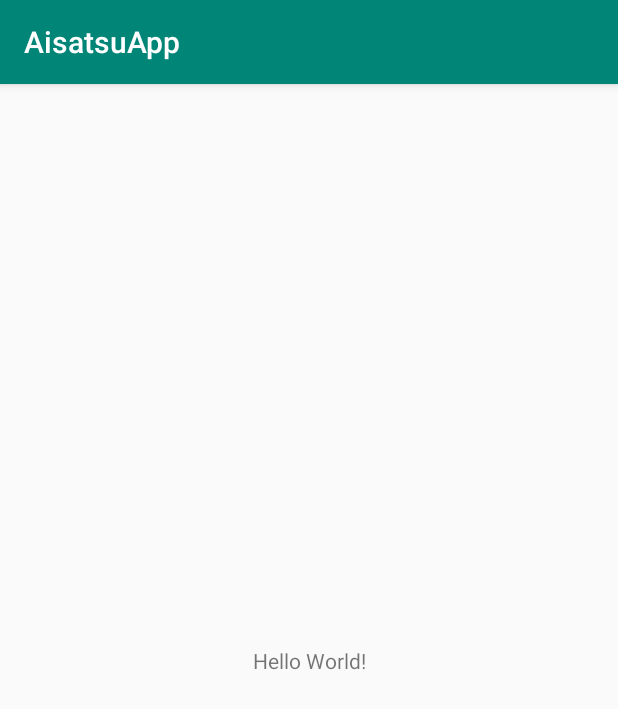
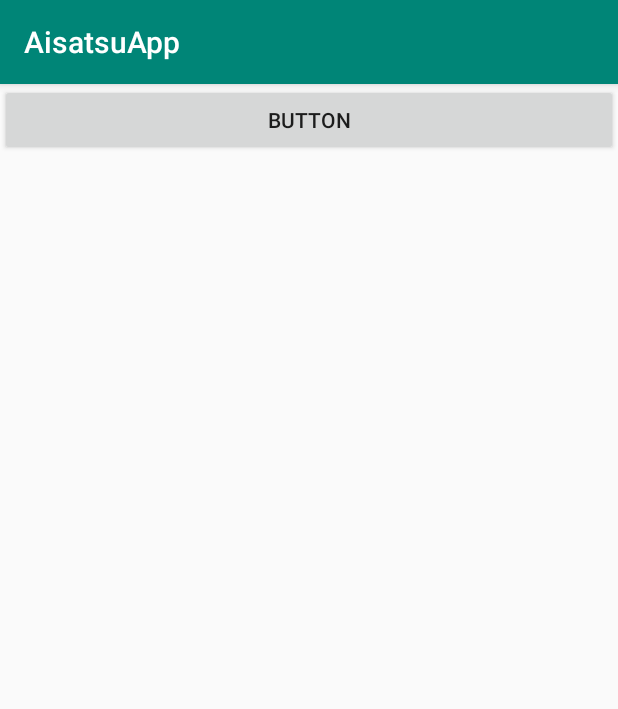
Before and after one commit to Jihyun96/AisatsuApp, an Android app: the screen it shows after launch (MainActivity), on a phone screen of 412 x 824 dp. Shown: the top 709 px of the screen. Run offline under Robolectric (Android 15) with nearby library versions, the phone set to English and light mode, and no system bars; libraries missing offline, so code that uses them is left out: jp.techacademy.jihyun.

Commit message:
挨拶アプリ

```diff
--- a/app/src/main/res/layout/activity_main.xml
+++ b/app/src/main/res/layout/activity_main.xml
@@ -1,19 +1,18 @@
 <?xml version="1.0" encoding="utf-8"?>
-<android.support.constraint.ConstraintLayout
+<LinearLayout
         xmlns:android="http://schemas.android.com/apk/res/android"
-        xmlns:tools="http://schemas.android.com/tools"
-        xmlns:app="http://schemas.android.com/apk/res-auto"
         android:layout_width="match_parent"
         android:layout_height="match_parent"
-        tools:context=".MainActivity">
+        android:orientation="vertical">
 
+    <Button
+            android:layout_width="match_parent"
+            android:layout_height="wrap_content"
+            android:text="BUTTON"
+            android:id = "@+id/button1"/>
     <TextView
             android:layout_width="wrap_content"
             android:layout_height="wrap_content"
-            android:text="Hello World!"
-            app:layout_constraintBottom_toBottomOf="parent"
-            app:layout_constraintLeft_toLeftOf="parent"
-            app:layout_constraintRight_toRightOf="parent"
-            app:layout_constraintTop_toTopOf="parent"/>
+            android:id="@+id/textView"/>
 
-</android.support.constraint.ConstraintLayout>
+</LinearLayout>
```
Also changed, not shown: app/src/main/java/jp/techacademy/jihyun/park/aisatsuapp/MainActivity.kt (+26 -1 lines).
